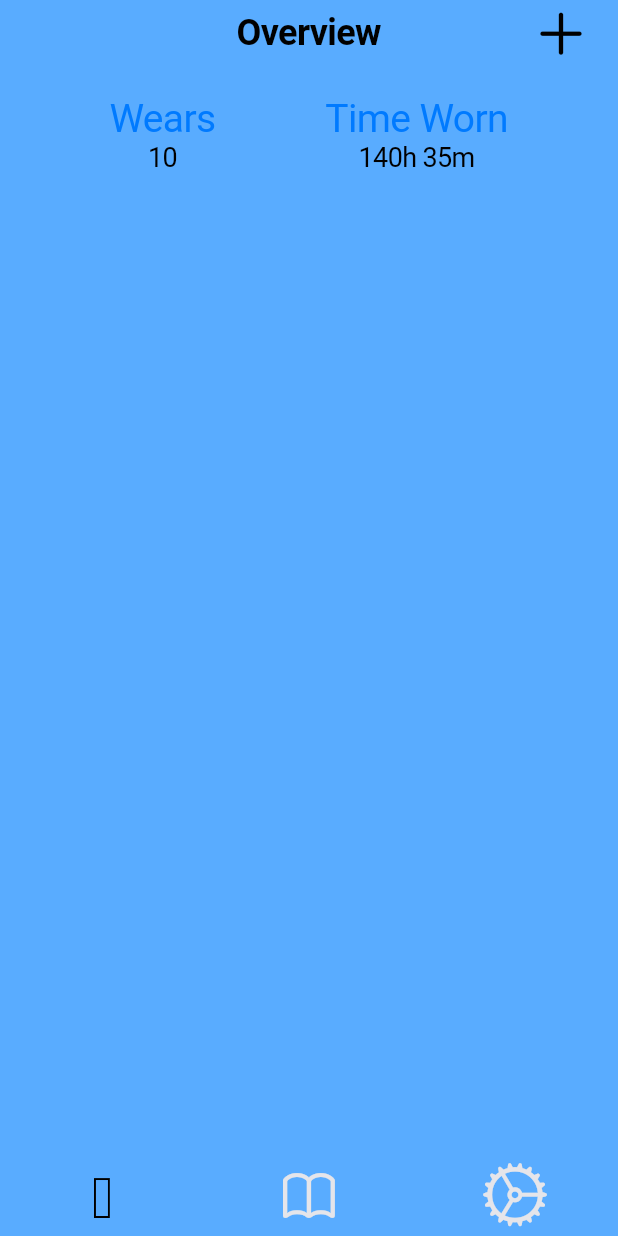
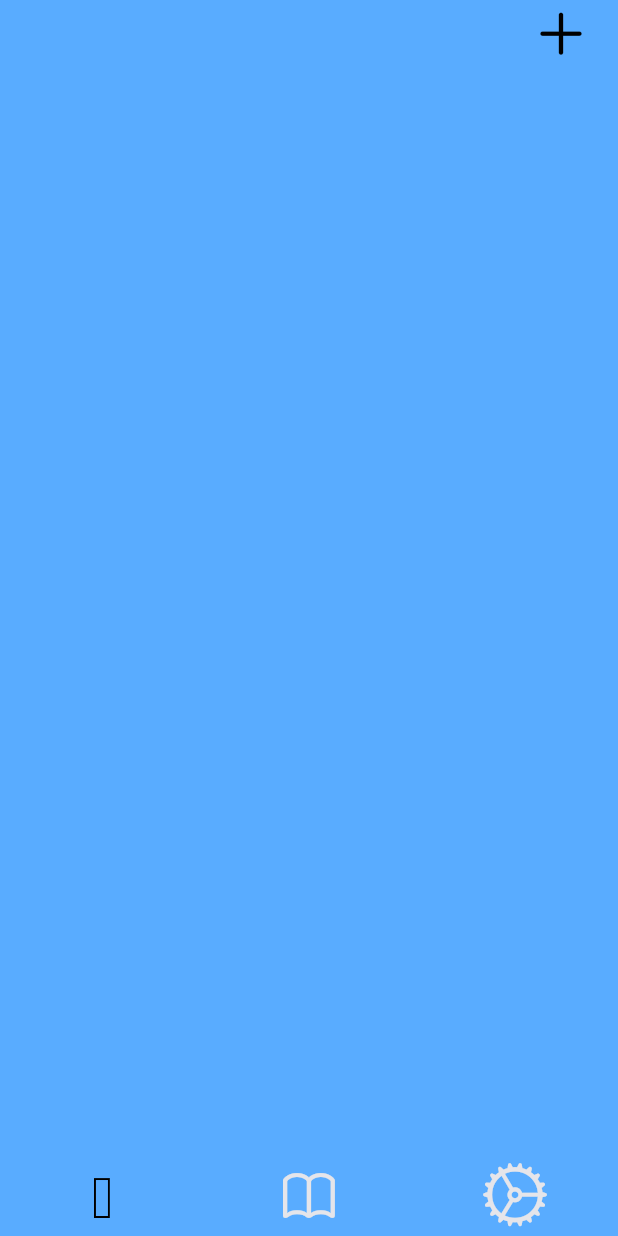
Before and after one commit to shaunsewell/lens-tracker, a Flutter app: the screen it shows after launch, on a phone screen of 412 x 824 dp. Run offline on Flutter 3.47's test engine with Material 2 defaults, Android fonts, the phone set to English and light mode, and no system bars.

Commit message:
Simplified the navigation bar code across views.

```diff
--- a/lib/screens/history.dart
+++ b/lib/screens/history.dart
@@ -1,5 +1,4 @@
 import 'package:flutter/cupertino.dart';
-import 'package:lens_tracker/widgets/navigation.dart';
 
 class HistoryScreen extends StatelessWidget {
 
@@ -8,7 +7,11 @@ class HistoryScreen extends StatelessWidget {
     return CupertinoTabView(
       builder: (context){
         return CupertinoPageScaffold(
-          navigationBar: customNavigationBar("History"),
+          navigationBar: CupertinoNavigationBar(
+            backgroundColor: Color.fromRGBO(89, 172, 255, 1),
+            border:Border.all(color: Color.fromRGBO(89, 172, 255, 1)),
+          ),
+          backgroundColor: Color.fromRGBO(89, 172, 255, 1),
           child: Text("History"),
         );
       },
--- a/lib/screens/overview.dart
+++ b/lib/screens/overview.dart
@@ -1,6 +1,5 @@
 import 'package:flutter/cupertino.dart';
 import 'package:flutter/material.dart';
-import 'package:lens_tracker/widgets/navigation.dart';
 import 'package:lens_tracker/screens/add_wear_data.dart';
 
 class OverviewScreen extends StatelessWidget {
@@ -9,14 +8,16 @@ class OverviewScreen extends StatelessWidget {
     return CupertinoTabView(
       builder: (context) {
         return CupertinoPageScaffold(
-          navigationBar:
-            customNavigationBar("Overview", addButton: _addButton(context)),
+          navigationBar: CupertinoNavigationBar(
+            trailing: _addButton(context),
+            backgroundColor: Color.fromRGBO(89, 172, 255, 1),
+            border:Border.all(color: Color.fromRGBO(89, 172, 255, 1)),
+          ),
           backgroundColor: Color.fromRGBO(89, 172, 255, 1),
           child: Column(
             children: [
               //Ads
               //Count/Total Time row
-              buttonSection,
               //Graph
               //Button
             ],
@@ -24,51 +25,6 @@ class OverviewScreen extends StatelessWidget {
       },
     );
   }
-
-  static Column _buildButtonColumn(Color color, String time, String label) {
-    return Column(
-      mainAxisSize: MainAxisSize.min,
-      mainAxisAlignment: MainAxisAlignment.center,
-      children: [
-        Container(
-          margin: const EdgeInsets.only(top: 8),
-          child: Text(
-            label,
-            style: TextStyle(
-              fontSize: 26,
-              fontWeight: FontWeight.w400,
-              color: color,
-            ),
-          ),
-        ),
-        Text(
-          time,
-          style: TextStyle(
-            fontSize: 18,
-            fontWeight: FontWeight.w400,
-          ),
-        ),
-      ],
-    );
-  }
-
-  static Color color = CupertinoColors.activeBlue;
-  static IconData calendarIcon = IconData(
-    0xF3F3,
-    fontFamily: CupertinoIcons.iconFont,
-    fontPackage: CupertinoIcons.iconFontPackage,
-  );
-
-  final Widget buttonSection = Container(
-    padding: const EdgeInsets.only(top: 12.0, bottom: 12.0),
-    child: Row(
-      mainAxisAlignment: MainAxisAlignment.spaceEvenly,
-      children: [
-        _buildButtonColumn(color, '10', 'Wears'),
-        _buildButtonColumn(color, '140h 35m', 'Time Worn'),
-      ],
-    ),
-  );
 
   CupertinoButton _addButton(BuildContext context) {
     return CupertinoButton(
@@ -85,3 +41,51 @@ class OverviewScreen extends StatelessWidget {
     );
   }
 }
+
+
+
+
+// static Column _buildButtonColumn(Color color, String time, String label) {
+//     return Column(
+//       mainAxisSize: MainAxisSize.min,
+//       mainAxisAlignment: MainAxisAlignment.center,
+//       children: [
+//         Container(
+//           margin: const EdgeInsets.only(top: 8),
+//           child: Text(
+//             label,
+//             style: TextStyle(
+//               fontSize: 26,
+//               fontWeight: FontWeight.w400,
+//               color: color,
+//             ),
+//           ),
+//         ),
+//         Text(
+//           time,
+//           style: TextStyle(
+//             fontSize: 18,
+//             fontWeight: FontWeight.w400,
+//           ),
+//         ),
+//       ],
+//     );
+//   }
+
+//   static Color color = CupertinoColors.activeBlue;
+//   static IconData calendarIcon = IconData(
+//     0xF3F3,
+//     fontFamily: CupertinoIcons.iconFont,
+//     fontPackage: CupertinoIcons.iconFontPackage,
+//   );
+
+//   final Widget buttonSection = Container(
+//     padding: const EdgeInsets.only(top: 12.0, bottom: 12.0),
+//     child: Row(
+//       mainAxisAlignment: MainAxisAlignment.spaceEvenly,
+//       children: [
+//         _buildButtonColumn(color, '10', 'Wears'),
+//         _buildButtonColumn(color, '140h 35m', 'Time Worn'),
+//       ],
+//     ),
+//   );
--- a/lib/screens/settings.dart
+++ b/lib/screens/settings.dart
@@ -1,5 +1,4 @@
 import 'package:flutter/cupertino.dart';
-import 'package:lens_tracker/widgets/navigation.dart';
 
 class SettingsScreen extends StatelessWidget {
 
@@ -8,7 +7,11 @@ class SettingsScreen extends StatelessWidget {
     return CupertinoTabView(
       builder: (context){
         return CupertinoPageScaffold(
-          navigationBar: customNavigationBar("Settings"),
+          navigationBar: CupertinoNavigationBar(
+            backgroundColor: Color.fromRGBO(89, 172, 255, 1),
+            border:Border.all(color: Color.fromRGBO(89, 172, 255, 1)),
+          ),
+          backgroundColor: Color.fromRGBO(89, 172, 255, 1),
           child: Text("Settings"),
         );
       },
--- a/lib/tab_controller.dart
+++ b/lib/tab_controller.dart
@@ -21,6 +21,7 @@ class HomeScreen extends StatelessWidget {
         ),
         BottomNavigationBarItem(
           icon: Icon(CupertinoIcons.book, size: 40,),
+
         ),
         BottomNavigationBarItem(
           icon: Icon(CupertinoIcons.settings,  size: 45,),
```
Also changed, not shown: lib/old files/navigation.dart (renamed from lib/widgets/navigation.dart).
